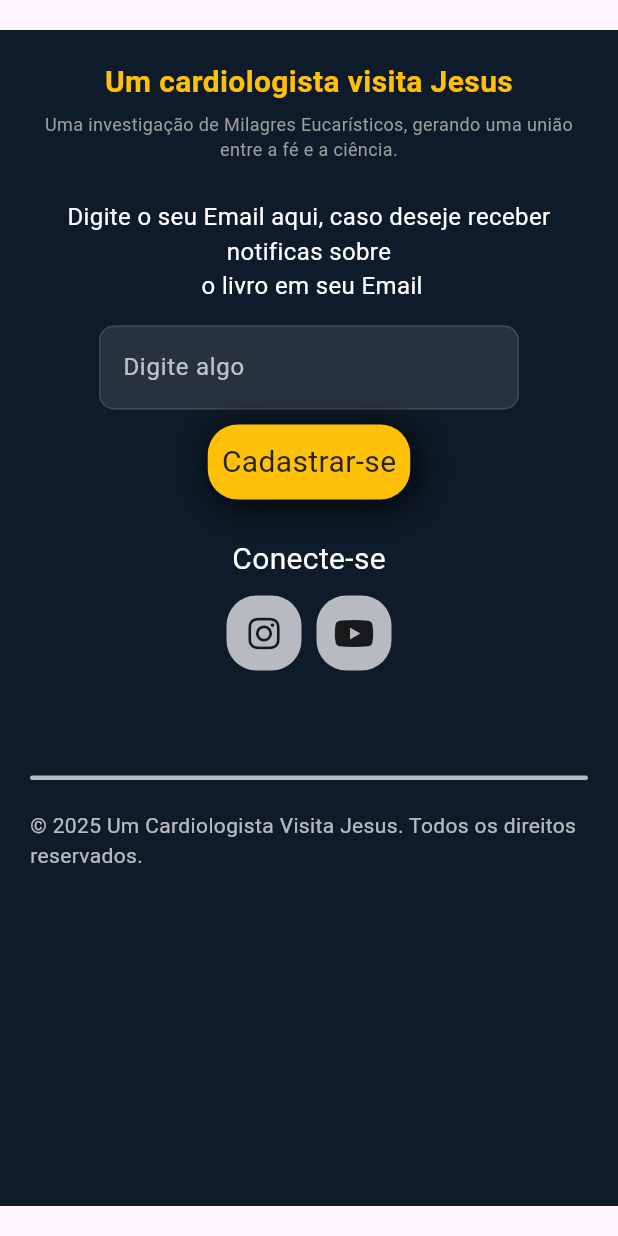
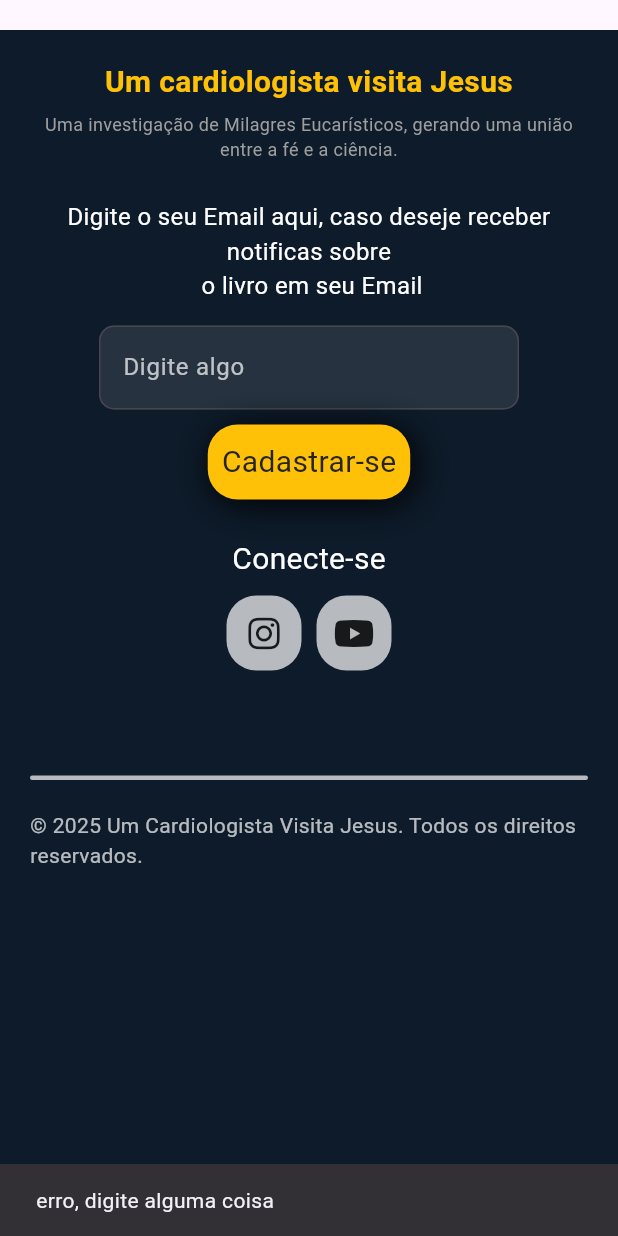
Before and after one commit to heitortorrezani/landing_page_milagres_eucaristicos, a Flutter app: the SectionFooter widget shown alone on an empty page, opened directly, after a tap on "Cadastrar-se", on a phone screen of 412 x 824 dp. Run offline on Flutter 3.47's test engine with Material 3 defaults, Android fonts, the phone set to English and light mode, and no system bars; our stand-ins replace dio, font_awesome_flutter.

Commit message:
subindo sistema de erros

```diff
--- a/lib/Pages/footer/fotter_controller.dart
+++ b/lib/Pages/footer/fotter_controller.dart
@@ -14,6 +14,8 @@ TextEditingController email = TextEditingController();
 
 String url = '';
 
+int verificacao = 0;
+
 Future<void> OpenUrl(url) async {
   final Uri uri = Uri.parse(url);
   if (!await launchUrl(uri, mode: LaunchMode.externalApplication)) {
@@ -24,18 +26,27 @@ Future<void> OpenUrl(url) async {
 
 Future<void> postEmail() async {
   final String emailDetector = email.text;
+  verificacao = 200;
   try {
-    final response = await dio.post(
+    if(emailDetector != ''){
+      email.clear();
+      final response = await dio.post(
       '/email',
       data: {
         "email": emailDetector,
       },
     );
 
-    print("Resposta da API: ${response.data}");
+    }else {
+      verificacao = 300;
+    }
+
   } on DioException catch (e) {
-    print("Erro Dio: ${e.response?.data ?? e.message}");
+      print("Erro Dio: ${e.message}");
+      verificacao = 400;
+
   } catch (e) {
     print("Erro inesperado: $e");
+    verificacao = 400;
   }
 }
--- a/lib/Pages/footer/section_footer.dart
+++ b/lib/Pages/footer/section_footer.dart
@@ -98,6 +98,30 @@ class _SectionFooterState extends State<SectionFooter> {
                         const SizedBox(width: 5),
                         Button(label: 'Cadastrar-se', width: 140, onTap: () {
                           postEmail();
+                          if(verificacao == 200){
+                            ScaffoldMessenger.of(context).showSnackBar(
+                              SnackBar(
+                                content: Text("Você foi cadastrado!"),
+                                duration: Duration(seconds: 5),
+                              ),
+                            );
+                          }
+                          if(verificacao == 400){
+                            ScaffoldMessenger.of(context).showSnackBar(
+                              SnackBar(
+                                content: Text("error, tente novamente"),
+                                duration: Duration(seconds: 5),
+                              ),
+                            );
+                          }
+                          if(verificacao == 300){
+                            ScaffoldMessenger.of(context).showSnackBar(
+                              SnackBar(
+                                content: Text("erro, digite alguma coisa"),
+                                duration: Duration(seconds: 5),
+                              ),
+                            );
+                          }
                         }),
                       ],
                     ),
@@ -190,6 +214,30 @@ class _SectionFooterState extends State<SectionFooter> {
                       width: 135,
                       onTap: () {
                         postEmail();
+                        if(verificacao == 200){
+                            ScaffoldMessenger.of(context).showSnackBar(
+                              SnackBar(
+                                content: Text("Você foi cadastrado!"),
+                                duration: Duration(seconds: 5),
+                              ),
+                            );
+                          }
+                          if(verificacao == 400){
+                            ScaffoldMessenger.of(context).showSnackBar(
+                              SnackBar(
+                                content: Text("error, tente novamente"),
+                                duration: Duration(seconds: 5),
+                              ),
+                            );
+                          }
+                          if(verificacao == 300){
+                            ScaffoldMessenger.of(context).showSnackBar(
+                              SnackBar(
+                                content: Text("erro, digite alguma coisa"),
+                                duration: Duration(seconds: 5),
+                              ),
+                            );
+                          }
                       },
                     ),
                   ],
```
